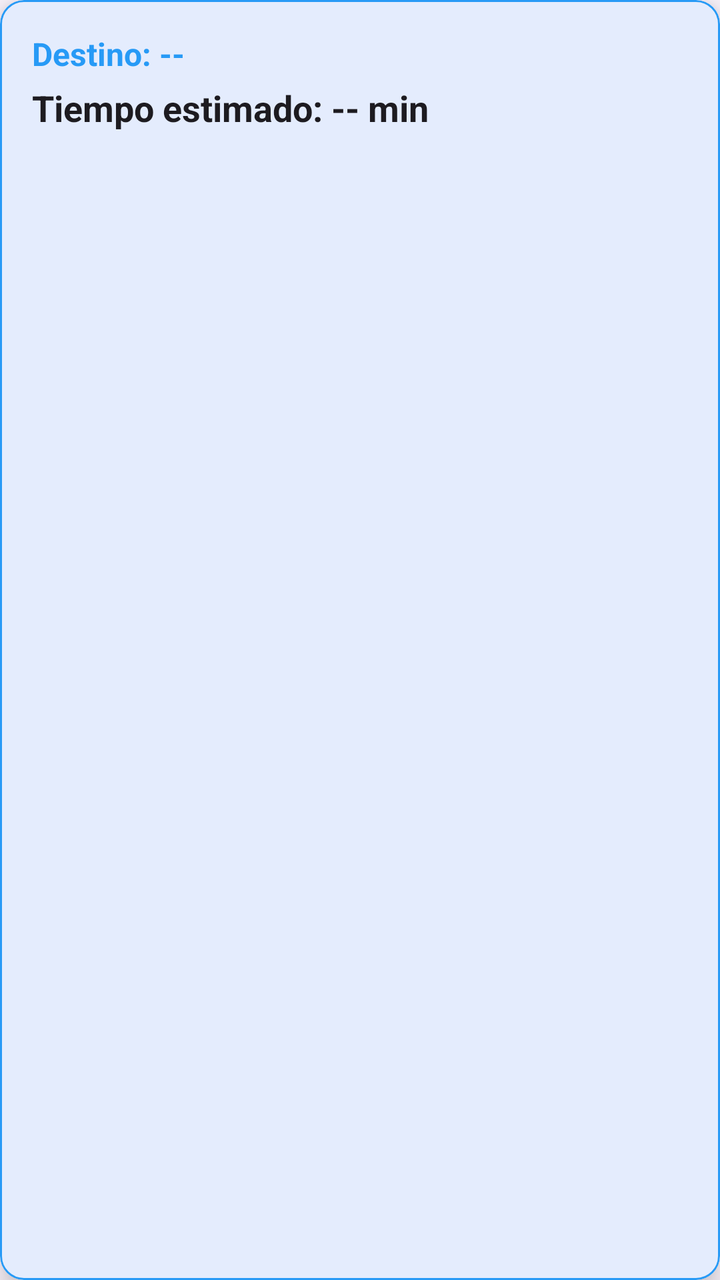
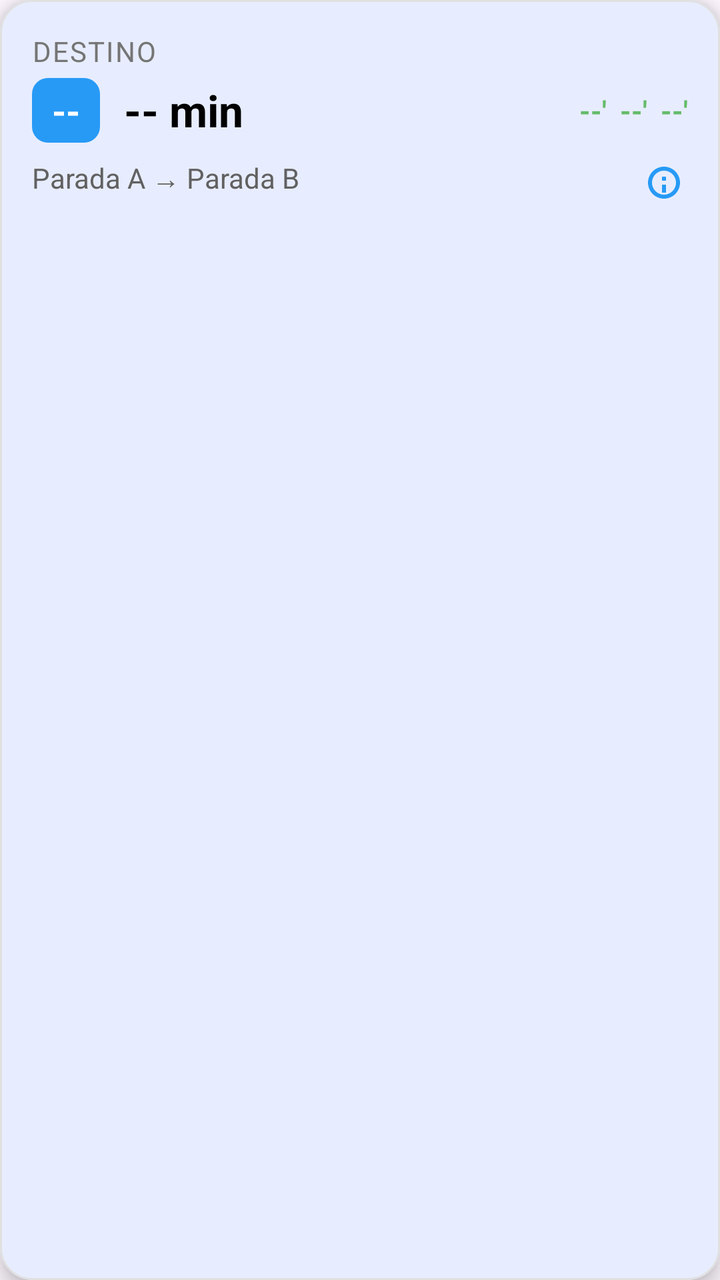

Before-and-after screenshots of an Android layout around one commit, followed by the original layout XML and the change that was made.
<!-- AndroidManifest.xml: application theme Theme.Miau -->
<!-- res/layout/info_card.xml -->
<?xml version="1.0" encoding="utf-8"?>
<com.google.android.material.card.MaterialCardView xmlns:android="http://schemas.android.com/apk/res/android"
    xmlns:app="http://schemas.android.com/apk/res-auto"
    android:id="@+id/info_card"
    android:layout_width="match_parent"
    android:layout_height="wrap_content"
    android:layout_margin="16dp"
    app:cardCornerRadius="12dp"
    app:cardElevation="8dp"
    app:strokeColor="?attr/colorPrimary"
    app:strokeWidth="1dp">

    <LinearLayout
        android:layout_width="match_parent"
        android:layout_height="wrap_content"
        android:orientation="vertical"
        android:padding="16dp">

        <TextView
            android:id="@+id/tv_destino_card"
            android:layout_width="wrap_content"
            android:layout_height="wrap_content"
            android:text="Destino: --"
            android:textSize="16sp"
            android:textColor="?attr/colorPrimary"
            android:textStyle="bold"
            android:layout_marginBottom="4dp"/>

        <TextView
            android:id="@+id/tv_tiempo_estimado"
            android:layout_width="wrap_content"
            android:layout_height="wrap_content"
            android:text="Tiempo estimado: -- min"
            android:textSize="18sp"
            android:textStyle="bold"
            android:textColor="?attr/colorOnSurface" />

        <LinearLayout
            android:id="@+id/layout_bus_info"
            android:layout_width="match_parent"
            android:layout_height="wrap_content"
            android:orientation="vertical"
            android:visibility="gone"
            android:layout_marginTop="8dp">

            <View
                android:layout_width="match_parent"
                android:layout_height="1dp"
                android:background="#DDDDDD"
                android:layout_marginBottom="8dp"/>

            <TextView
                android:id="@+id/tv_linea_recomendada"
                android:layout_width="wrap_content"
                android:layout_height="wrap_content"
                android:text="Línea recomendada: --"
                android:textColor="?attr/colorPrimary"
                android:textStyle="bold" />

            <TextView
                android:id="@+id/tv_parada_origen"
                android:layout_width="wrap_content"
                android:layout_height="wrap_content"
                android:text="Parada origen: --"
                android:layout_marginTop="4dp" />

            <TextView
                android:id="@+id/tv_parada_destino"
                android:layout_width="wrap_content"
                android:layout_height="wrap_content"
                android:text="Parada destino: --"
                android:layout_marginTop="4dp" />
        </LinearLayout>

    </LinearLayout>
</com.google.android.material.card.MaterialCardView>
<!-- resources referenced by this layout -->
<resources>
  <style name="Theme.Miau" parent="Base.Theme.Miau" />
  <style name="Base.Theme.Miau" parent="Theme.Material3.DayNight.NoActionBar">
          <item name="colorPrimary">@color/blue_primary</item>
          <item name="colorPrimaryVariant">@color/blue_primary_dark</item>
          <item name="colorSecondary">@color/accent</item>
      </style>
  <color name="blue_primary">#279AF6</color>
  <color name="blue_primary_dark">#155BA2</color>
  <color name="accent">#ED427C</color>
</resources>

<!-- the commit's change to res/layout/info_card.xml (unified diff, before → after) -->
@@ -5,9 +5,9 @@
     android:layout_width="match_parent"
     android:layout_height="wrap_content"
     android:layout_margin="16dp"
-    app:cardCornerRadius="12dp"
-    app:cardElevation="8dp"
-    app:strokeColor="?attr/colorPrimary"
+    app:cardCornerRadius="16dp"
+    app:cardElevation="6dp"
+    app:strokeColor="#E0E0E0"
     app:strokeWidth="1dp">
 
     <LinearLayout
@@ -18,59 +18,90 @@
 
         <TextView
             android:id="@+id/tv_destino_card"
-            android:layout_width="wrap_content"
+            android:layout_width="match_parent"
             android:layout_height="wrap_content"
-            android:text="Destino: --"
-            android:textSize="16sp"
-            android:textColor="?attr/colorPrimary"
-            android:textStyle="bold"
+            android:text="Destino"
+            android:textSize="14sp"
+            android:textColor="#757575"
+            android:textAllCaps="true"
+            android:letterSpacing="0.05"
             android:layout_marginBottom="4dp"/>
 
-        <TextView
-            android:id="@+id/tv_tiempo_estimado"
-            android:layout_width="wrap_content"
-            android:layout_height="wrap_content"
-            android:text="Tiempo estimado: -- min"
-            android:textSize="18sp"
-            android:textStyle="bold"
-            android:textColor="?attr/colorOnSurface" />
-
-        <LinearLayout
-            android:id="@+id/layout_bus_info"
+        <RelativeLayout
             android:layout_width="match_parent"
             android:layout_height="wrap_content"
-            android:orientation="vertical"
-            android:visibility="gone"
-            android:layout_marginTop="8dp">
+            android:layout_marginBottom="8dp">
 
-            <View
-                android:layout_width="match_parent"
-                android:layout_height="1dp"
-                android:background="#DDDDDD"
-                android:layout_marginBottom="8dp"/>
+            <LinearLayout
+                android:layout_width="wrap_content"
+                android:layout_height="wrap_content"
+                android:orientation="horizontal"
+                android:gravity="center_vertical"
+                android:layout_alignParentStart="true">
+
+                <TextView
+                    android:id="@+id/tv_linea_numero"
+                    android:layout_width="wrap_content"
+                    android:layout_height="wrap_content"
+                    android:background="@drawable/bg_line_number"
+                    android:text="--"
+                    android:textColor="@android:color/white"
+                    android:textStyle="bold"
+                    android:textSize="18sp"
+                    android:paddingHorizontal="10dp"
+                    android:paddingVertical="4dp"
+                    android:layout_marginEnd="12dp"/>
+
+                <TextView
+                    android:id="@+id/tv_tiempo_total"
+                    android:layout_width="wrap_content"
+                    android:layout_height="wrap_content"
+                    android:text="-- min"
+                    android:textSize="22sp"
+                    android:textStyle="bold"
+                    android:textColor="@android:color/black" />
+            </LinearLayout>
 
             <TextView
-                android:id="@+id/tv_linea_recomendada"
+                android:id="@+id/tv_proximos_buses"
                 android:layout_width="wrap_content"
                 android:layout_height="wrap_content"
-                android:text="Línea recomendada: --"
-                android:textColor="?attr/colorPrimary"
-                android:textStyle="bold" />
+                android:layout_alignParentEnd="true"
+                android:layout_centerVertical="true"
+                android:text="--'  --'  --'"
+                android:textSize="14sp"
+                android:textColor="#66BB6A"
+                android:textStyle="bold"/>
+        </RelativeLayout>
+
+        <RelativeLayout
+            android:layout_width="match_parent"
+            android:layout_height="wrap_content">
 
             <TextView
-                android:id="@+id/tv_parada_origen"
+                android:id="@+id/tv_ruta_resumen"
                 android:layout_width="wrap_content"
                 android:layout_height="wrap_content"
-                android:text="Parada origen: --"
-                android:layout_marginTop="4dp" />
+                android:layout_alignParentStart="true"
+                android:text="Parada A → Parada B"
+                android:textSize="14sp"
+                android:textColor="#616161"
+                android:maxLines="1"
+                android:ellipsize="end"
+                android:layout_toStartOf="@+id/btn_info_detalles"/>
 
-            <TextView
-                android:id="@+id/tv_parada_destino"
-                android:layout_width="wrap_content"
-                android:layout_height="wrap_content"
-                android:text="Parada destino: --"
-                android:layout_marginTop="4dp" />
-        </LinearLayout>
+            <ImageView
+                android:id="@+id/btn_info_detalles"
+                android:layout_width="24dp"
+                android:layout_height="24dp"
+                android:layout_alignParentEnd="true"
+                android:src="@drawable/ic_info_outline"
+                android:contentDescription="Info"
+                app:tint="?attr/colorPrimary"
+                android:clickable="true"
+                android:focusable="true"
+                android:background="?attr/selectableItemBackgroundBorderless"/>
+        </RelativeLayout>
 
     </LinearLayout>
 </com.google.android.material.card.MaterialCardView>
<!-- resource entries referenced after the edit -->
@@ -1,5 +1,21 @@
 <!-- resources referenced by this layout -->
 <resources>
+  <!-- drawable bg_line_number (drawable) -->
+  <?xml version="1.0" encoding="utf-8"?>
+  <shape xmlns:android="http://schemas.android.com/apk/res/android">
+      <solid android:color="?attr/colorPrimary"/>
+      <corners android:radius="8dp"/>
+  </shape>
+  <!-- drawable ic_info_outline (drawable) -->
+  <vector xmlns:android="http://schemas.android.com/apk/res/android"
+      android:width="24dp"
+      android:height="24dp"
+      android:viewportWidth="24"
+      android:viewportHeight="24">
+      <path
+          android:fillColor="#FF000000"
+          android:pathData="M11,9h2v2h-2zm0,4h2v4h-2zm1,-9c-4.41,0 -8,3.59 -8,8s3.59,8 8,8 8,-3.59 8,-8 -3.59,-8 -8,-8zm0,14c-3.31,0 -6,-2.69 -6,-6s2.69,-6 6,-6 6,2.69 6,6 -2.69,6 -6,6z"/>
+  </vector>
   <style name="Theme.Miau" parent="Base.Theme.Miau" />
   <style name="Base.Theme.Miau" parent="Theme.Material3.DayNight.NoActionBar">
           <item name="colorPrimary">@color/blue_primary</item>
